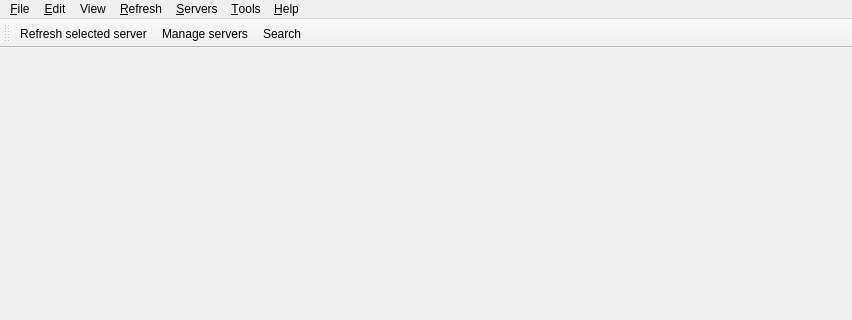
Old version of the form Viewer/src/MainWindow.ui in the repository ecmwf/ecflow; both pictures show x 0 to 852 and y 0 to 320 of the 852 by 675 pixel window.
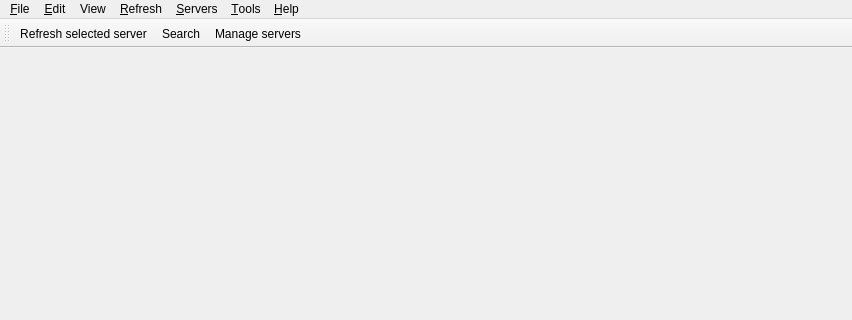
New version of the form. Icons and pictures are not drawn.

Commit message: Provide a way to control the font size in the output window and editor 470

Patch:
```diff
--- a/Viewer/src/MainWindow.ui
+++ b/Viewer/src/MainWindow.ui
@@ -137,8 +137,8 @@
     <bool>false</bool>
    </attribute>
    <addaction name="actionRefreshSelected"/>
-   <addaction name="actionManageServers"/>
    <addaction name="actionSearch"/>
+   <addaction name="actionManageServers"/>
   </widget>
   <action name="actionClose">
    <property name="icon">
```
Left out of the diff: 2 changed lines with no effect on the pictures. The commit also changes 4 other files.
